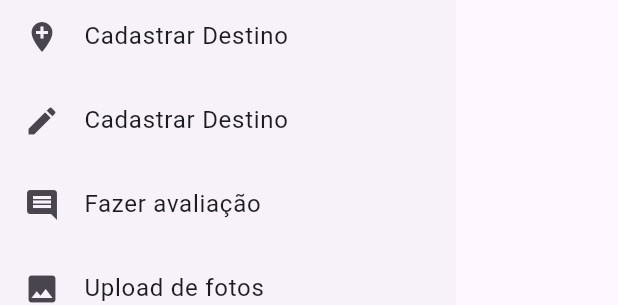
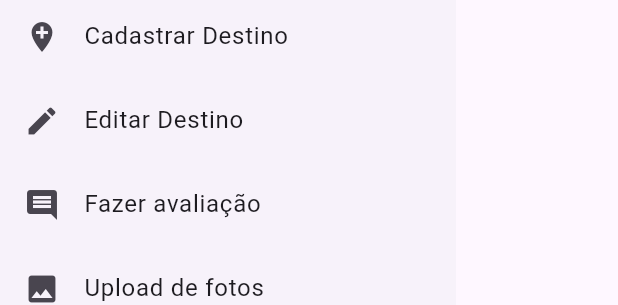
Before and after one commit to superkarlos/APP-VIAGENS-FLUTTER-MOBILE, a Flutter app: the UsuarioDrawer widget shown alone on an empty page, opened directly with empty values, on a phone screen of 412 x 824 dp. Shown: the part 511-816 px from the top of the screen. Run offline on Flutter 3.47's test engine with Material 3 defaults, Android fonts, the phone set to English and light mode, and no system bars; our stand-ins replace firebase_core; accounts and stored records are empty; network calls fail.

Commit message:
Editar destinos

```diff
--- a/app/lib/components/drawer.dart
+++ b/app/lib/components/drawer.dart
@@ -87,7 +87,7 @@ class UsuarioDrawer extends StatelessWidget {
           ),
           _criarDrawerItem(
             icon: Icons.edit,
-            text: 'Cadastrar Destino',
+            text: 'Editar Destino',
             onTap: () {},
           ),
           _criarDrawerItem(
```
